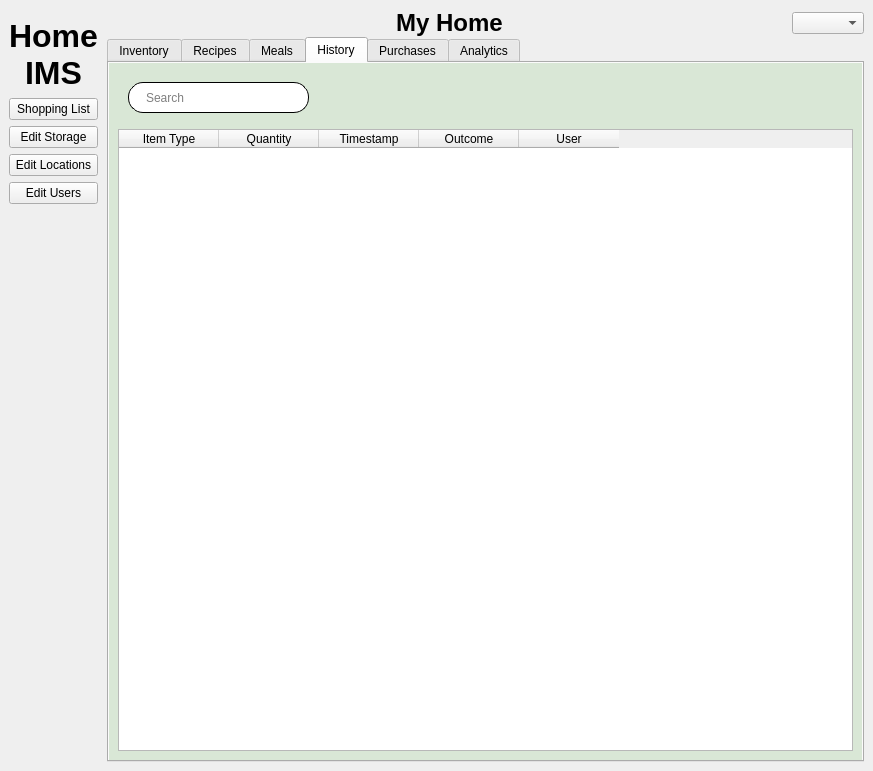
isaac-ucalgary/CPSC471_Fall2024_GroupProject, file home_ims/src/view/ui/main.ui: the form before one commit.
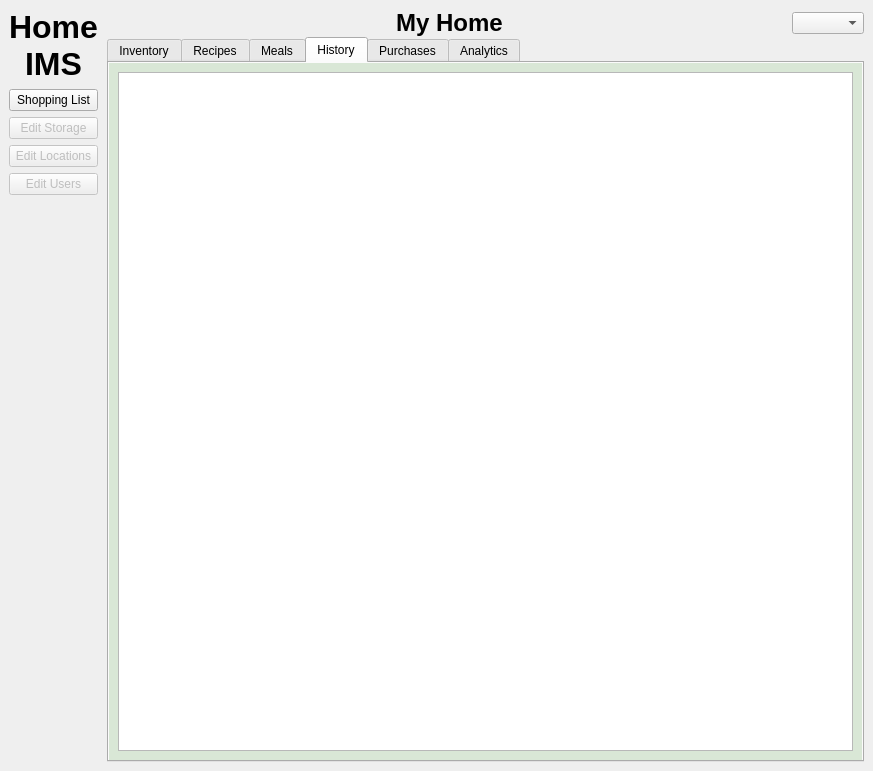
The form after the commit. The open tabs and pages were chosen to show the change.

Commit message: Implemented purchase tab and proper sorting with other tables.

```diff
--- a/home_ims/src/view/ui/main.ui
+++ b/home_ims/src/view/ui/main.ui
@@ -29,6 +29,9 @@
          <property name="leftMargin">
           <number>0</number>
          </property>
+         <property name="topMargin">
+          <number>0</number>
+         </property>
          <item>
           <widget class="QLabel" name="appLabel">
            <property name="text">
@@ -45,6 +48,9 @@
          </item>
          <item>
           <widget class="QPushButton" name="editStorageBtn">
+           <property name="enabled">
+            <bool>false</bool>
+           </property>
            <property name="text">
             <string>Edit Storage</string>
            </property>
@@ -52,6 +58,9 @@
          </item>
          <item>
           <widget class="QPushButton" name="editLocationsBtn">
+           <property name="enabled">
+            <bool>false</bool>
+           </property>
            <property name="text">
             <string>Edit Locations</string>
            </property>
@@ -59,6 +68,9 @@
          </item>
          <item>
           <widget class="QPushButton" name="editUsersBtn">
+           <property name="enabled">
+            <bool>false</bool>
+           </property>
            <property name="text">
             <string>Edit Users</string>
            </property>
@@ -562,58 +574,7 @@
            </attribute>
            <layout class="QVBoxLayout" name="verticalLayout_10">
             <item>
-             <widget class="QWidget" name="widget_6" native="true">
-              <property name="sizePolicy">
-               <sizepolicy hsizetype="Fixed" vsizetype="Fixed">
-                <horstretch>0</horstretch>
-                <verstretch>0</verstretch>
-               </sizepolicy>
-              </property>
-              <property name="minimumSize">
-               <size>
-                <width>201</width>
-                <height>51</height>
-               </size>
-              </property>
-              <widget class="QLineEdit" name="historySearch">
-               <property name="geometry">
-                <rect>
-                 <x>10</x>
-                 <y>10</y>
-                 <width>181</width>
-                 <height>31</height>
-                </rect>
-               </property>
-               <property name="cursor">
-                <cursorShape>IBeamCursor</cursorShape>
-               </property>
-               <property name="tabletTracking">
-                <bool>false</bool>
-               </property>
-               <property name="styleSheet">
-                <string notr="true">QLineEdit {
-	background-color: #ffffff;
-	border: 1px solid;
-	border-radius: 15px;
-	padding-left: 15px;
-	padding-right: 15px;
-}
-
-QLineEdit:disabled {
-	border-color: #9b9b9b;
-}</string>
-               </property>
-               <property name="text">
-                <string/>
-               </property>
-               <property name="placeholderText">
-                <string>Search</string>
-               </property>
-              </widget>
-             </widget>
-            </item>
-            <item>
-             <widget class="QTableWidget" name="historyView">
+             <widget class="QTableView" name="historyView">
               <property name="editTriggers">
                <set>QAbstractItemView::NoEditTriggers</set>
               </property>
@@ -623,37 +584,9 @@
               <property name="sortingEnabled">
                <bool>true</bool>
               </property>
-              <attribute name="horizontalHeaderCascadingSectionResizes">
+              <attribute name="verticalHeaderVisible">
                <bool>false</bool>
               </attribute>
-              <attribute name="verticalHeaderStretchLastSection">
-               <bool>false</bool>
-              </attribute>
-              <column>
-               <property name="text">
-                <string>Item Type</string>
-               </property>
-              </column>
-              <column>
-               <property name="text">
-                <string>Quantity</string>
-               </property>
-              </column>
-              <column>
-               <property name="text">
-                <string>Timestamp</string>
-               </property>
-              </column>
-              <column>
-               <property name="text">
-                <string>Outcome</string>
-               </property>
-              </column>
-              <column>
-               <property name="text">
-                <string>User</string>
-               </property>
-              </column>
              </widget>
             </item>
            </layout>
```
Left out of the diff: 76 changed lines with no effect on the pictures. The commit also changes 5 other files.
